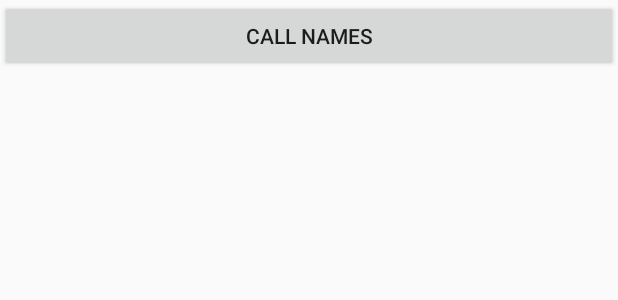
After one commit to Darkonis/Cycond_Life, an Android app: the layout dev_menu.xml on its own in the app's theme, with its tools: preview values and no code run, on a phone screen of 412 x 824 dp. The commit adds this screen. Shown: the top 300 px of the screen. Run offline under Robolectric (Android 15) with nearby library versions, the phone set to English and light mode, and no system bars.

Commit message:
Added dev menu and first button to call info

```diff
--- a/Frontend/app/src/main/AndroidManifest.xml
+++ b/Frontend/app/src/main/AndroidManifest.xml
@@ -46,6 +46,10 @@
             android:name=".MapsActivity"
             android:label="@string/title_activity_maps">
         </activity>
+        <activity android:name=".dev_menu"
+            android:label="@string/title_dev_menu"
+            />
+
     </application>
 
 </manifest>
--- a/Frontend/app/src/main/java/com/example/cycondlife/Game.java
+++ b/Frontend/app/src/main/java/com/example/cycondlife/Game.java
@@ -27,7 +27,7 @@ public class Game {
     void generate_mMap()
     {
 
-        while(num_monsters<50)
+        while(num_monsters<200)
         {
             generate_monster();
         }
@@ -36,7 +36,7 @@ public class Game {
     {
         boolean valid=false;
         while(!valid) {
-            //add ames base
+
             double lat = (rand.nextInt() % 100) / 1000.0 + 42.03 - .05;
             double lon = (rand.nextInt() % 100) / 1000.0 - 93.63 - .05;
             if(num_monsters==0)
--- a/Frontend/app/src/main/java/com/example/cycondlife/MapsActivity.java
+++ b/Frontend/app/src/main/java/com/example/cycondlife/MapsActivity.java
@@ -176,6 +176,9 @@ public class MapsActivity extends FragmentActivity implements OnMapReadyCallback
     @Override
     public void onMapLongClick(LatLng latLng) {
         // mMap.clear();
+        final Context context = this;
+        Intent intent = new Intent(context, Combat.class);
+        startActivity(intent);
         mMap.addMarker(new MarkerOptions().position(latLng).draggable(true));
     }
 
@@ -215,9 +218,6 @@ public class MapsActivity extends FragmentActivity implements OnMapReadyCallback
     @Override
     public boolean onMarkerClick(Marker marker) {
         Toast.makeText(MapsActivity.this, "onMarkerClick", Toast.LENGTH_SHORT).show();
-        final Context context = this;
-        Intent intent = new Intent(context, Combat.class);
-        startActivity(intent);
         return true;
     }
 
--- /dev/null
+++ b/Frontend/app/src/main/res/layout/dev_menu.xml
@@ -0,0 +1,11 @@
+<?xml version="1.0" encoding="utf-8"?>
+<LinearLayout xmlns:android="http://schemas.android.com/apk/res/android"
+    android:orientation="vertical" android:layout_width="match_parent"
+    android:layout_height="match_parent">
+
+    <Button
+        android:id="@+id/call_names"
+        android:layout_width="match_parent"
+        android:layout_height="wrap_content"
+        android:text="Call Names" />
+</LinearLayout>
--- a/Frontend/app/src/main/res/values/strings.xml
+++ b/Frontend/app/src/main/res/values/strings.xml
@@ -3,4 +3,6 @@
     <string name="title_activity_maps">Map</string>
     <string name="title_activity_main_menu">main_menu</string>
     <string name="title_activity_menu">menu</string>
+    <string name="title_dev_menu">menu</string>
+
 </resources>
```
Also changed, not shown: Frontend/app/src/main/java/com/example/cycondlife/dev_menu.java (added, +31 -0 lines), Frontend/app/src/main/java/com/example/cycondlife/menu.java (+9 -1 lines), Frontend/app/src/main/res/xml/combat.xml (renamed from Frontend/app/src/main/res/xml/Combat.xml).
